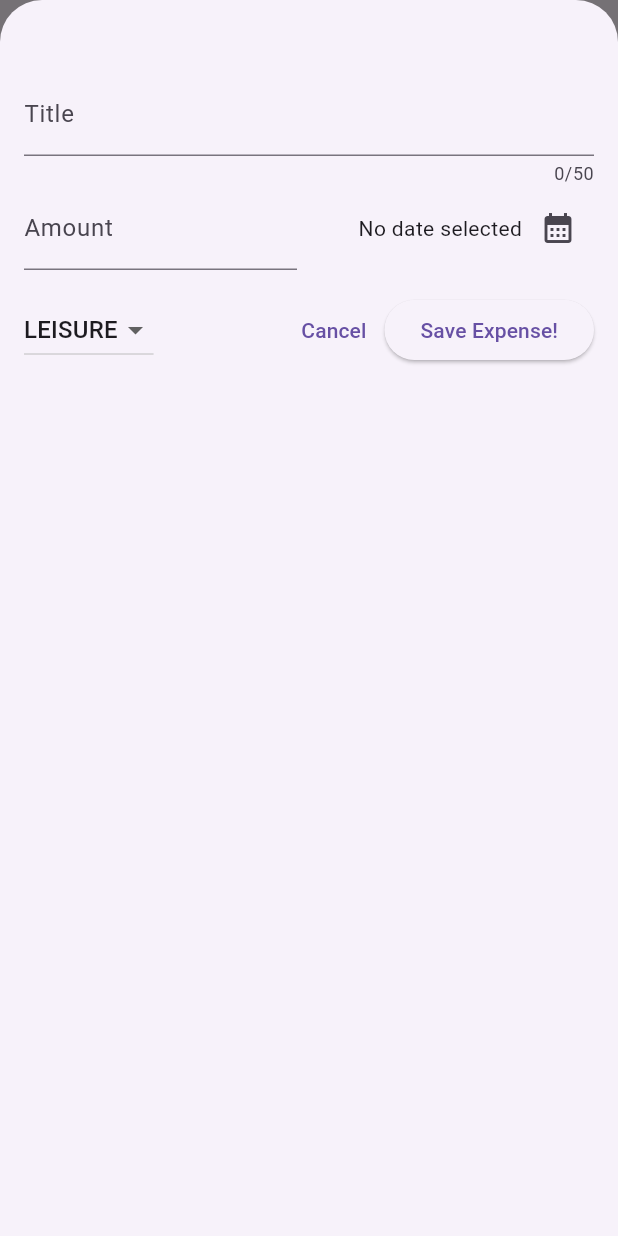
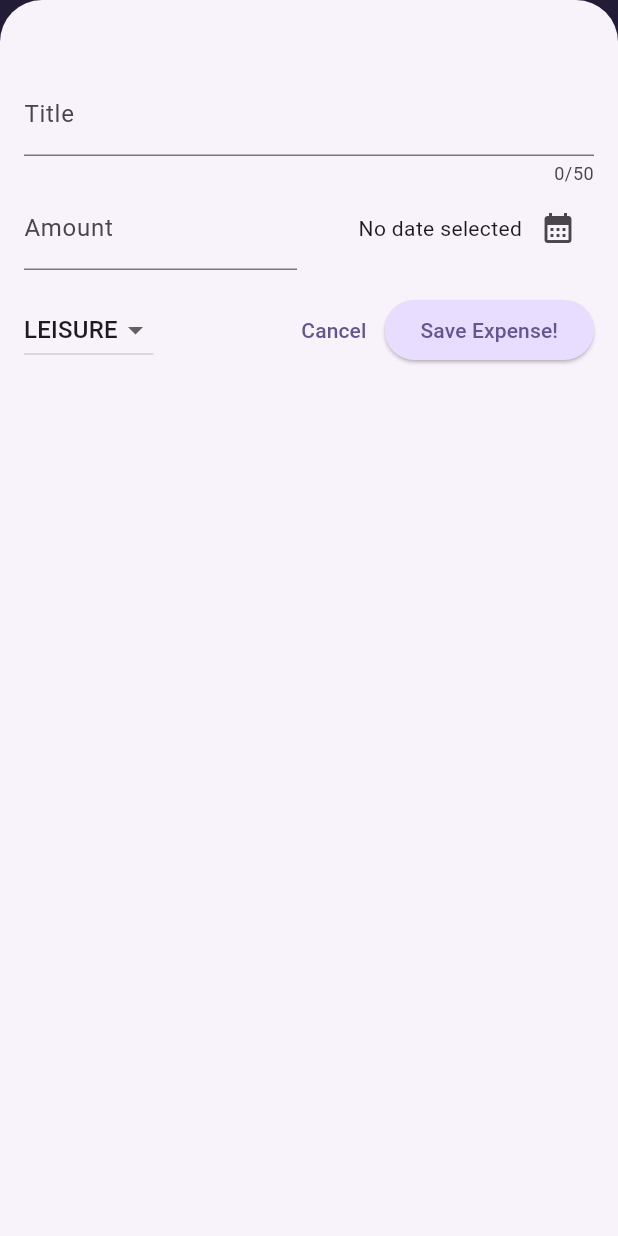
Before and after one commit to dag14/flutter_projects, a Flutter app: the screen it shows after launch, after a tap on the "add" icon, on a phone screen of 412 x 824 dp. Run offline on Flutter 3.47's test engine with Material 3 defaults, Android fonts, the phone set to English and light mode, and no system bars; our stand-ins replace google_fonts.

Commit message:
set a global theming by overriding selected styles using copyWith and styleFrom

```diff
--- a/expense_tracker/lib/main.dart
+++ b/expense_tracker/lib/main.dart
@@ -1,6 +1,37 @@
 import 'package:expense_tracker/widgets/expenses.dart';
 import 'package:flutter/material.dart';
 
+var kColorScheme = ColorScheme.fromSeed(
+  seedColor: const Color.fromARGB(255, 96, 59, 181),
+);
+
 void main() {
-  runApp(MaterialApp(home: Expenses()));
+  runApp(
+    MaterialApp(
+      theme: ThemeData().copyWith(
+        colorScheme: kColorScheme,
+        appBarTheme: const AppBarTheme().copyWith(
+          backgroundColor: kColorScheme.onPrimaryContainer,
+          foregroundColor: kColorScheme.primaryContainer,
+        ),
+        cardTheme: const CardTheme().copyWith(
+          color: kColorScheme.secondaryContainer,
+          margin: const EdgeInsets.symmetric(horizontal: 16, vertical: 8),
+        ),
+        elevatedButtonTheme: ElevatedButtonThemeData(
+          style: ElevatedButton.styleFrom(
+            backgroundColor: kColorScheme.primaryContainer,
+          ),
+        ),
+        textTheme: ThemeData().textTheme.copyWith(
+          titleLarge: TextStyle(
+            fontWeight: FontWeight.normal,
+            color: kColorScheme.onSecondary,
+            fontSize: 14,
+          ),
+        ),
+      ),
+      home: Expenses(),
+    ),
+  );
 }
--- a/expense_tracker/lib/widgets/expenses.dart
+++ b/expense_tracker/lib/widgets/expenses.dart
@@ -1,4 +1,3 @@
-import 'package:expense_tracker/main.dart';
 import 'package:expense_tracker/widgets/expenses_list/expenses_list.dart';
 import 'package:expense_tracker/models/expense.dart';
 import 'package:expense_tracker/widgets/new_expense.dart';
```
